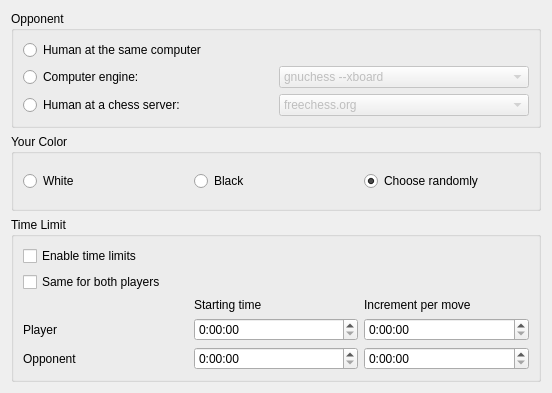
Old version of the form src/gamedialog.ui in the repository KDE/knights.
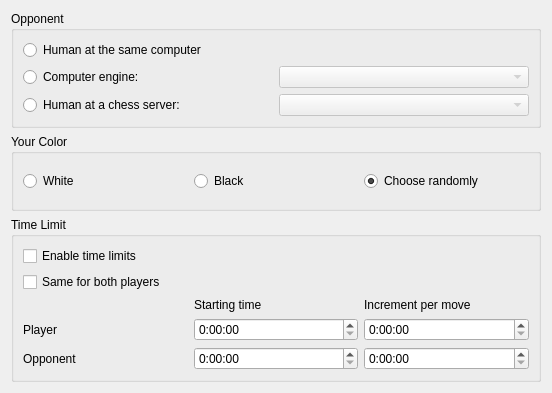
New version of the form. Custom widgets are drawn as their Qt base class.

Commit message: Read and store chosen programs and server to persistent settings.

What changed in the file:
```diff
--- a/src/gamedialog.ui
+++ b/src/gamedialog.ui
@@ -38,11 +38,9 @@
           <property name="enabled">
            <bool>false</bool>
           </property>
-          <item>
-           <property name="text">
-            <string>gnuchess --xboard</string>
-           </property>
-          </item>
+          <property name="historyItems">
+           <stringlist/>
+          </property>
          </widget>
         </item>
        </layout>
@@ -61,11 +59,9 @@
           <property name="enabled">
            <bool>false</bool>
           </property>
-          <item>
-           <property name="text">
-            <string>freechess.org</string>
-           </property>
-          </item>
+          <property name="historyItems">
+           <stringlist/>
+          </property>
          </widget>
         </item>
        </layout>
```
The commit also changes 2 other files.
